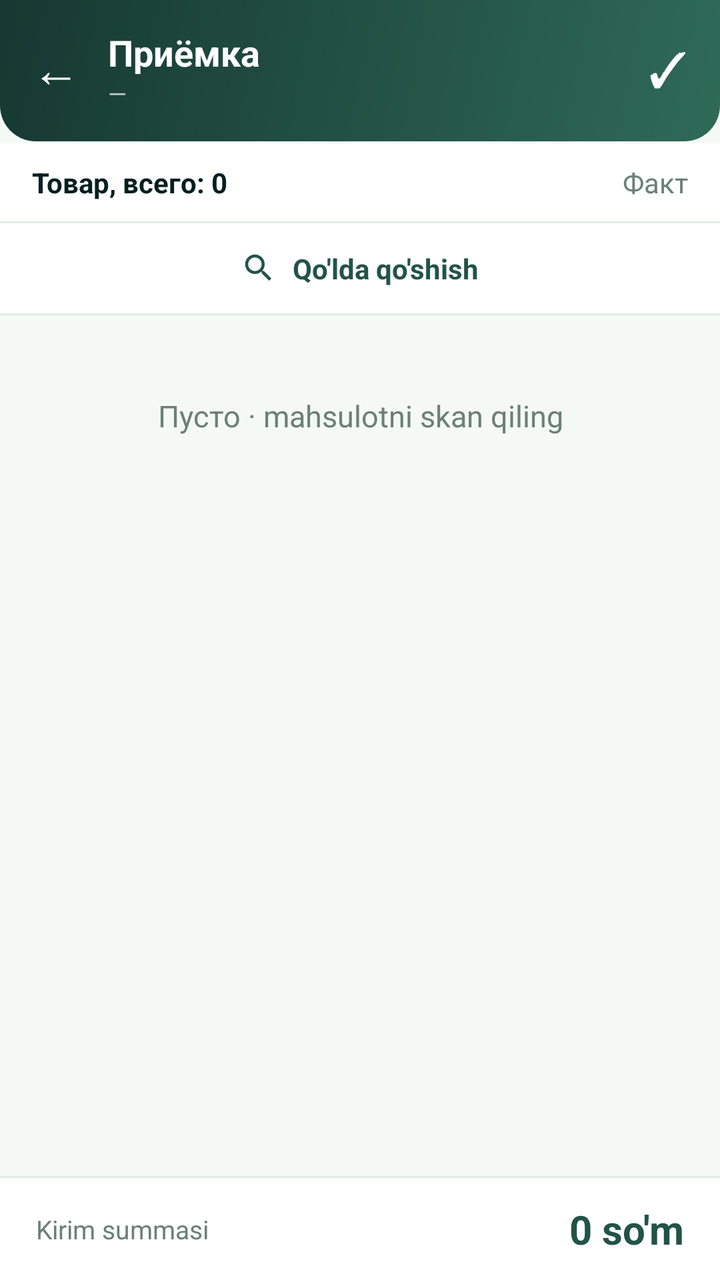
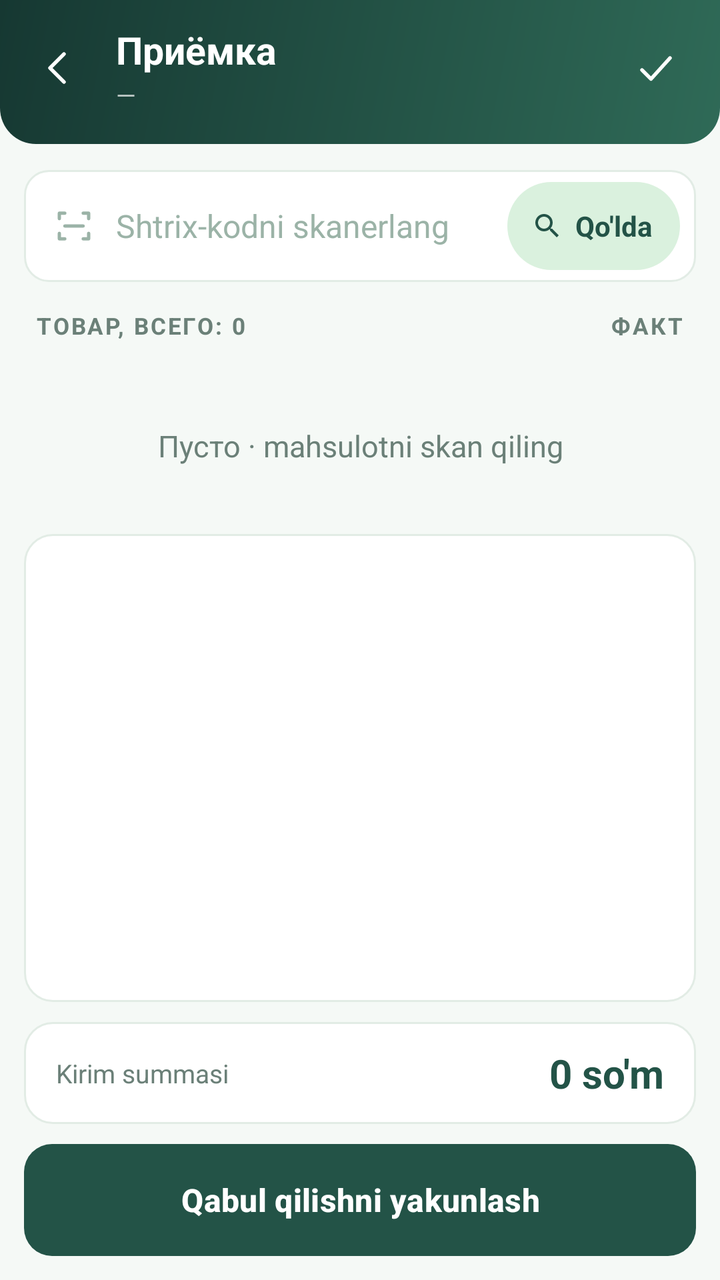

An Android layout rendered at two revisions. The XML below is the earlier revision; the diff shows what the commit changed to produce the second picture.
<!-- AndroidManifest.xml: application theme Theme.SevimliTZD -->
<!-- res/layout/activity_supply.xml -->
<?xml version="1.0" encoding="utf-8"?>
<LinearLayout xmlns:android="http://schemas.android.com/apk/res/android"
    xmlns:app="http://schemas.android.com/apk/res-auto"
    android:layout_width="match_parent"
    android:layout_height="match_parent"
    android:orientation="vertical"
    android:background="@color/bg_light">

    <LinearLayout
        android:layout_width="match_parent"
        android:layout_height="wrap_content"
        android:orientation="horizontal"
        android:gravity="center_vertical"
        android:background="@drawable/bg_header"
        android:paddingStart="16dp"
        android:paddingEnd="16dp"
        android:paddingTop="14dp"
        android:paddingBottom="16dp">

        <TextView
            android:id="@+id/btnBack"
            android:layout_width="wrap_content"
            android:layout_height="wrap_content"
            android:text="←"
            android:textColor="@color/white"
            android:textSize="24sp"
            android:paddingEnd="14dp" />

        <LinearLayout
            android:layout_width="0dp"
            android:layout_height="wrap_content"
            android:layout_weight="1"
            android:orientation="vertical">

            <TextView
                android:layout_width="wrap_content"
                android:layout_height="wrap_content"
                android:text="Приёмка"
                android:textColor="@color/white"
                android:textSize="18sp"
                android:textStyle="bold" />

            <TextView
                android:id="@+id/headerCp"
                android:layout_width="wrap_content"
                android:layout_height="wrap_content"
                android:text="—"
                android:textColor="@color/white70"
                android:textSize="12sp" />
        </LinearLayout>

        <TextView
            android:id="@+id/btnFinish"
            android:layout_width="wrap_content"
            android:layout_height="wrap_content"
            android:text="✓"
            android:textColor="@color/white"
            android:textSize="24sp" />
    </LinearLayout>

    <EditText
        android:id="@+id/scanInput"
        android:layout_width="1dp"
        android:layout_height="1dp"
        android:inputType="text"
        android:imeOptions="actionDone"
        android:background="@null"
        android:importantForAutofill="no" />

    <LinearLayout
        android:layout_width="match_parent"
        android:layout_height="wrap_content"
        android:orientation="horizontal"
        android:background="@color/white"
        android:paddingStart="16dp"
        android:paddingEnd="16dp"
        android:paddingTop="10dp"
        android:paddingBottom="10dp">

        <TextView
            android:id="@+id/totalCount"
            android:layout_width="0dp"
            android:layout_height="wrap_content"
            android:layout_weight="1"
            android:text="Товар, всего: 0"
            android:textColor="@color/text_dark"
            android:textSize="14sp"
            android:textStyle="bold" />

        <TextView
            android:layout_width="wrap_content"
            android:layout_height="wrap_content"
            android:text="Факт"
            android:textColor="@color/text_gray"
            android:textSize="14sp" />
    </LinearLayout>

    <View
        android:layout_width="match_parent"
        android:layout_height="1dp"
        android:background="@color/card_stroke" />

    <LinearLayout
        android:id="@+id/btnManualAdd"
        android:layout_width="match_parent"
        android:layout_height="wrap_content"
        android:orientation="horizontal"
        android:gravity="center"
        android:background="@drawable/bg_row_white_ripple"
        android:clickable="true"
        android:focusable="true"
        android:paddingTop="13dp"
        android:paddingBottom="13dp">

        <ImageView
            android:layout_width="18dp"
            android:layout_height="18dp"
            android:src="@drawable/ic_search"
            app:tint="@color/brand" />

        <TextView
            android:layout_width="wrap_content"
            android:layout_height="wrap_content"
            android:layout_marginStart="8dp"
            android:text="Qo'lda qo'shish"
            android:textColor="@color/brand"
            android:textSize="14sp"
            android:textStyle="bold" />
    </LinearLayout>

    <View
        android:layout_width="match_parent"
        android:layout_height="1dp"
        android:background="@color/card_stroke" />

    <TextView
        android:id="@+id/emptyHint"
        android:layout_width="match_parent"
        android:layout_height="wrap_content"
        android:gravity="center"
        android:padding="40dp"
        android:text="Пусто · mahsulotni skan qiling"
        android:textColor="@color/text_gray"
        android:textSize="15sp" />

    
    <androidx.recyclerview.widget.RecyclerView
        android:id="@+id/list"
        android:layout_width="match_parent"
        android:layout_height="0dp"
        android:layout_weight="1"
        android:overScrollMode="never"
        android:scrollbars="vertical" />

    <ProgressBar
        android:id="@+id/loading"
        android:layout_width="30dp"
        android:layout_height="30dp"
        android:layout_gravity="center_horizontal"
        android:layout_margin="12dp"
        android:indeterminateTint="@color/brand"
        android:visibility="gone" />

    <View
        android:layout_width="match_parent"
        android:layout_height="1dp"
        android:background="@color/card_stroke" />

    <LinearLayout
        android:layout_width="match_parent"
        android:layout_height="wrap_content"
        android:orientation="horizontal"
        android:gravity="center_vertical"
        android:background="@color/white"
        android:paddingStart="18dp"
        android:paddingEnd="18dp"
        android:paddingTop="12dp"
        android:paddingBottom="12dp">

        <TextView
            android:layout_width="wrap_content"
            android:layout_height="wrap_content"
            android:text="Kirim summasi"
            android:textColor="@color/text_gray"
            android:textSize="13sp" />

        <TextView
            android:id="@+id/totalSum"
            android:layout_width="0dp"
            android:layout_height="wrap_content"
            android:layout_weight="1"
            android:gravity="end"
            android:text="0 so'm"
            android:textColor="@color/brand"
            android:textSize="20sp"
            android:textStyle="bold" />
    </LinearLayout>
</LinearLayout>
<!-- resources referenced by this layout -->
<resources>
  <!-- drawable bg_row_white_ripple (drawable) -->
  <ripple xmlns:android="http://schemas.android.com/apk/res/android" android:color="#22820000">
      <item android:drawable="@color/white" />
  </ripple>
  <!-- unchanged entries left out for length: 12 -->
</resources>

<!-- the commit's change to res/layout/activity_supply.xml (unified diff, before → after) -->
@@ -6,58 +6,58 @@
     android:orientation="vertical"
     android:background="@color/bg_light">
 
+    
     <LinearLayout
         android:layout_width="match_parent"
         android:layout_height="wrap_content"
         android:orientation="horizontal"
         android:gravity="center_vertical"
         android:background="@drawable/bg_header"
-        android:paddingStart="16dp"
-        android:paddingEnd="16dp"
-        android:paddingTop="14dp"
-        android:paddingBottom="16dp">
-
-        <TextView
+        android:paddingStart="6dp"
+        android:paddingEnd="8dp"
+        android:paddingTop="10dp"
+        android:paddingBottom="14dp">
+
+        <ImageView
             android:id="@+id/btnBack"
-            android:layout_width="wrap_content"
+            android:layout_width="48dp"
+            android:layout_height="48dp"
+            android:padding="12dp"
+            android:src="@drawable/j_ic_back"
+            app:tint="@color/white"
+            android:background="?attr/selectableItemBackgroundBorderless"
+            android:contentDescription="Orqaga" />
+
+        <LinearLayout
+            android:layout_width="0dp"
             android:layout_height="wrap_content"
-            android:text="←"
-            android:textColor="@color/white"
-            android:textSize="24sp"
-            android:paddingEnd="14dp" />
-
-        <LinearLayout
-            android:layout_width="0dp"
-            android:layout_height="wrap_content"
-            android:layout_weight="1"
+            android:layout_weight="1"
+            android:layout_marginStart="4dp"
             android:orientation="vertical">
 
             <TextView
-                android:layout_width="wrap_content"
-                android:layout_height="wrap_content"
-                android:text="Приёмка"
-                android:textColor="@color/white"
-                android:textSize="18sp"
-                android:textStyle="bold" />
+                style="@style/J.HeadTitle"
+                android:text="Приёмка" />
 
             <TextView
                 android:id="@+id/headerCp"
-                android:layout_width="wrap_content"
-                android:layout_height="wrap_content"
-                android:text="—"
-                android:textColor="@color/white70"
-                android:textSize="12sp" />
+                style="@style/J.HeadSub"
+                android:layout_marginTop="1dp"
+                android:text="—" />
         </LinearLayout>
 
-        <TextView
+        <ImageView
             android:id="@+id/btnFinish"
-            android:layout_width="wrap_content"
-            android:layout_height="wrap_content"
-            android:text="✓"
-            android:textColor="@color/white"
-            android:textSize="24sp" />
-    </LinearLayout>
-
+            android:layout_width="48dp"
+            android:layout_height="48dp"
+            android:padding="12dp"
+            android:src="@drawable/j_ic_check"
+            app:tint="@color/white"
+            android:background="?attr/selectableItemBackgroundBorderless"
+            android:contentDescription="Yakunlash" />
+    </LinearLayout>
+
+    
     <EditText
         android:id="@+id/scanInput"
         android:layout_width="1dp"
@@ -67,78 +67,96 @@
         android:background="@null"
         android:importantForAutofill="no" />
 
-    <LinearLayout
-        android:layout_width="match_parent"
-        android:layout_height="wrap_content"
-        android:orientation="horizontal"
-        android:background="@color/white"
-        android:paddingStart="16dp"
-        android:paddingEnd="16dp"
-        android:paddingTop="10dp"
-        android:paddingBottom="10dp">
-
-        <TextView
-            android:id="@+id/totalCount"
-            android:layout_width="0dp"
-            android:layout_height="wrap_content"
-            android:layout_weight="1"
-            android:text="Товар, всего: 0"
-            android:textColor="@color/text_dark"
-            android:textSize="14sp"
-            android:textStyle="bold" />
-
-        <TextView
+    
+    <LinearLayout
+        android:layout_width="match_parent"
+        android:layout_height="wrap_content"
+        android:orientation="horizontal"
+        android:gravity="center_vertical"
+        android:layout_marginStart="12dp"
+        android:layout_marginEnd="12dp"
+        android:layout_marginTop="12dp"
+        android:paddingStart="14dp"
+        android:paddingEnd="8dp"
+        android:paddingTop="6dp"
+        android:paddingBottom="6dp"
+        android:background="@drawable/j_field">
+
+        <ImageView
+            android:layout_width="22dp"
+            android:layout_height="22dp"
+            android:src="@drawable/j_ic_scan"
+            app:tint="#9BB3A7"
+            android:contentDescription="Skan" />
+
+        <TextView
+            style="@style/J.Body"
+            android:layout_width="0dp"
+            android:layout_weight="1"
+            android:layout_marginStart="10dp"
+            android:textColor="#9BB3A7"
+            android:text="Shtrix-kodni skanerlang" />
+
+        <LinearLayout
+            android:id="@+id/btnManualAdd"
             android:layout_width="wrap_content"
             android:layout_height="wrap_content"
-            android:text="Факт"
-            android:textColor="@color/text_gray"
-            android:textSize="14sp" />
-    </LinearLayout>
-
-    <View
-        android:layout_width="match_parent"
-        android:layout_height="1dp"
-        android:background="@color/card_stroke" />
-
-    <LinearLayout
-        android:id="@+id/btnManualAdd"
-        android:layout_width="match_parent"
-        android:layout_height="wrap_content"
-        android:orientation="horizontal"
-        android:gravity="center"
-        android:background="@drawable/bg_row_white_ripple"
-        android:clickable="true"
-        android:focusable="true"
-        android:paddingTop="13dp"
-        android:paddingBottom="13dp">
-
-        <ImageView
-            android:layout_width="18dp"
-            android:layout_height="18dp"
-            android:src="@drawable/ic_search"
-            app:tint="@color/brand" />
-
-        <TextView
-            android:layout_width="wrap_content"
-            android:layout_height="wrap_content"
-            android:layout_marginStart="8dp"
-            android:text="Qo'lda qo'shish"
-            android:textColor="@color/brand"
-            android:textSize="14sp"
-            android:textStyle="bold" />
-    </LinearLayout>
-
-    <View
-        android:layout_width="match_parent"
-        android:layout_height="1dp"
-        android:background="@color/card_stroke" />
+            android:minHeight="44dp"
+            android:orientation="horizontal"
+            android:gravity="center_vertical"
+            android:background="@drawable/j_tag"
+            android:paddingStart="12dp"
+            android:paddingEnd="14dp"
+            android:clickable="true"
+            android:focusable="true">
+
+            <ImageView
+                android:layout_width="16dp"
+                android:layout_height="16dp"
+                android:src="@drawable/ic_search"
+                app:tint="@color/brand"
+                android:contentDescription="Qidirish" />
+
+            <TextView
+                android:layout_width="wrap_content"
+                android:layout_height="wrap_content"
+                android:layout_marginStart="6dp"
+                android:text="Qo'lda"
+                android:textColor="@color/brand"
+                android:textSize="14sp"
+                android:textStyle="bold" />
+        </LinearLayout>
+    </LinearLayout>
+
+    
+    <LinearLayout
+        android:layout_width="match_parent"
+        android:layout_height="wrap_content"
+        android:orientation="horizontal"
+        android:gravity="center_vertical"
+        android:paddingStart="18dp"
+        android:paddingEnd="18dp"
+        android:paddingTop="14dp"
+        android:paddingBottom="8dp">
+
+        <TextView
+            android:id="@+id/totalCount"
+            style="@style/J.Sec"
+            android:layout_width="0dp"
+            android:layout_weight="1"
+            android:text="Товар, всего: 0" />
+
+        <TextView
+            style="@style/J.Sec"
+            android:text="Факт" />
+    </LinearLayout>
 
     <TextView
         android:id="@+id/emptyHint"
         android:layout_width="match_parent"
         android:layout_height="wrap_content"
         android:gravity="center"
-        android:padding="40dp"
+        android:padding="34dp"
         android:text="Пусто · mahsulotni skan qiling"
         android:textColor="@color/text_gray"
         android:textSize="15sp" />
@@ -149,6 +167,9 @@
         android:layout_width="match_parent"
         android:layout_height="0dp"
         android:layout_weight="1"
+        android:layout_marginStart="12dp"
+        android:layout_marginEnd="12dp"
+        android:background="@drawable/j_card"
         android:overScrollMode="never"
         android:scrollbars="vertical" />
 
@@ -157,32 +178,28 @@
         android:layout_width="30dp"
         android:layout_height="30dp"
         android:layout_gravity="center_horizontal"
-        android:layout_margin="12dp"
+        android:layout_margin="10dp"
         android:indeterminateTint="@color/brand"
         android:visibility="gone" />
 
-    <View
-        android:layout_width="match_parent"
-        android:layout_height="1dp"
-        android:background="@color/card_stroke" />
-
-    <LinearLayout
-        android:layout_width="match_parent"
-        android:layout_height="wrap_content"
-        android:orientation="horizontal"
-        android:gravity="center_vertical"
-        android:background="@color/white"
-        android:paddingStart="18dp"
-        android:paddingEnd="18dp"
+    
+    <LinearLayout
+        android:layout_width="match_parent"
+        android:layout_height="wrap_content"
+        android:orientation="horizontal"
+        android:gravity="center_vertical"
+        android:layout_marginStart="12dp"
+        android:layout_marginEnd="12dp"
+        android:layout_marginTop="10dp"
+        android:background="@drawable/j_card"
+        android:paddingStart="16dp"
+        android:paddingEnd="16dp"
         android:paddingTop="12dp"
         android:paddingBottom="12dp">
 
         <TextView
-            android:layout_width="wrap_content"
-            android:layout_height="wrap_content"
-            android:text="Kirim summasi"
-            android:textColor="@color/text_gray"
-            android:textSize="13sp" />
+            style="@style/J.Sub"
+            android:text="Kirim summasi" />
 
         <TextView
             android:id="@+id/totalSum"
@@ -193,6 +210,17 @@
             android:text="0 so'm"
             android:textColor="@color/brand"
             android:textSize="20sp"
-            android:textStyle="bold" />
-    </LinearLayout>
+            android:textStyle="bold"
+            android:fontFeatureSettings="tnum" />
+    </LinearLayout>
+
+    
+    <com.google.android.material.button.MaterialButton
+        android:id="@+id/btnFinishBig"
+        style="@style/J.Btn.Primary"
+        android:layout_marginStart="12dp"
+        android:layout_marginEnd="12dp"
+        android:layout_marginTop="10dp"
+        android:layout_marginBottom="12dp"
+        android:text="Qabul qilishni yakunlash" />
 </LinearLayout>
<!-- resource entries referenced after the edit -->
@@ -1,9 +1,90 @@
 <!-- resources referenced by this layout -->
 <resources>
-  <!-- drawable bg_row_white_ripple (drawable) -->
-  <ripple xmlns:android="http://schemas.android.com/apk/res/android" android:color="#22820000">
-      <item android:drawable="@color/white" />
-  </ripple>
+  <!-- drawable j_card (drawable) -->
+  <shape xmlns:android="http://schemas.android.com/apk/res/android" android:shape="rectangle">
+      <solid android:color="@color/white"/>
+      <corners android:radius="14dp"/>
+      <stroke android:width="1dp" android:color="@color/card_stroke"/></shape>
+  <!-- drawable j_field (drawable) -->
+  <shape xmlns:android="http://schemas.android.com/apk/res/android" android:shape="rectangle">
+      <solid android:color="@color/white"/>
+      <corners android:radius="12dp"/>
+      <stroke android:width="1dp" android:color="@color/card_stroke"/></shape>
+  <!-- drawable j_ic_back (drawable) -->
+  <vector xmlns:android="http://schemas.android.com/apk/res/android"
+      android:width="24dp" android:height="24dp"
+      android:viewportWidth="24" android:viewportHeight="24"
+      android:tint="@color/brand">
+      <path android:pathData="M14,5 L7,12 L14,19" android:strokeColor="#FF000000" android:strokeWidth="1.8" android:strokeLineCap="round" android:strokeLineJoin="round" android:fillColor="#00000000"/>
+  </vector>
+  <!-- drawable j_ic_check (drawable) -->
+  <vector xmlns:android="http://schemas.android.com/apk/res/android"
+      android:width="24dp" android:height="24dp"
+      android:viewportWidth="24" android:viewportHeight="24"
+      android:tint="@color/brand">
+      <path android:pathData="M5,13 L9.5,17.5 L19,7" android:strokeColor="#FF000000" android:strokeWidth="1.8" android:strokeLineCap="round" android:strokeLineJoin="round" android:fillColor="#00000000"/>
+  </vector>
+  <!-- drawable j_ic_scan (drawable) -->
+  <vector xmlns:android="http://schemas.android.com/apk/res/android"
+      android:width="24dp" android:height="24dp"
+      android:viewportWidth="24" android:viewportHeight="24"
+      android:tint="@color/brand">
+      <path android:pathData="M4,8 L4,5 L7,5 M20,8 L20,5 L17,5 M4,16 L4,19 L7,19 M20,16 L20,19 L17,19 M7,12 L17,12" android:strokeColor="#FF000000" android:strokeWidth="1.8" android:strokeLineCap="round" android:strokeLineJoin="round" android:fillColor="#00000000"/>
+  </vector>
+  <!-- drawable j_tag (drawable) -->
+  <shape xmlns:android="http://schemas.android.com/apk/res/android" android:shape="rectangle">
+      <solid android:color="@color/brand_tint"/>
+      <corners android:radius="999dp"/></shape>
+  <style name="J.Body" parent="">
+          <item name="android:layout_width">wrap_content</item>
+          <item name="android:layout_height">wrap_content</item>
+          <item name="android:textSize">16sp</item>
+          <item name="android:textColor">@color/text_dark</item>
+      </style>
+  <style name="J.Btn.Primary" parent="J.Btn">
+          <item name="backgroundTint">@color/brand</item>
+          <item name="android:textColor">@color/white</item>
+      </style>
+  <style name="J.HeadSub" parent="">
+          <item name="android:layout_width">wrap_content</item>
+          <item name="android:layout_height">wrap_content</item>
+          <item name="android:textSize">12.5sp</item>
+          <item name="android:textColor">@color/white70</item>
+      </style>
+  <style name="J.HeadTitle" parent="">
+          <item name="android:layout_width">wrap_content</item>
+          <item name="android:layout_height">wrap_content</item>
+          <item name="android:textSize">19sp</item>
+          <item name="android:textStyle">bold</item>
+          <item name="android:textColor">@color/white</item>
+      </style>
+  <style name="J.Sec" parent="">
+          <item name="android:layout_width">wrap_content</item>
+          <item name="android:layout_height">wrap_content</item>
+          <item name="android:textSize">11.5sp</item>
+          <item name="android:textStyle">bold</item>
+          <item name="android:textAllCaps">true</item>
+          <item name="android:letterSpacing">0.08</item>
+          <item name="android:textColor">@color/text_gray</item>
+      </style>
+  <style name="J.Sub" parent="">
+          <item name="android:layout_width">wrap_content</item>
+          <item name="android:layout_height">wrap_content</item>
+          <item name="android:textSize">13sp</item>
+          <item name="android:textColor">@color/text_gray</item>
+      </style>
+  <color name="brand_tint">#DAF1DE</color>
+  <style name="J.Btn" parent="Widget.Material3.Button">
+          <item name="android:layout_width">match_parent</item>
+          <item name="android:layout_height">56dp</item>
+          <item name="android:textSize">16sp</item>
+          <item name="android:textAllCaps">false</item>
+          <item name="android:textStyle">bold</item>
+          <item name="cornerRadius">14dp</item>
+          
+          <item name="android:insetTop">0dp</item>
+          <item name="android:insetBottom">0dp</item>
+      </style>
   <!-- unchanged entries left out for length: 12 -->
 </resources>
 
